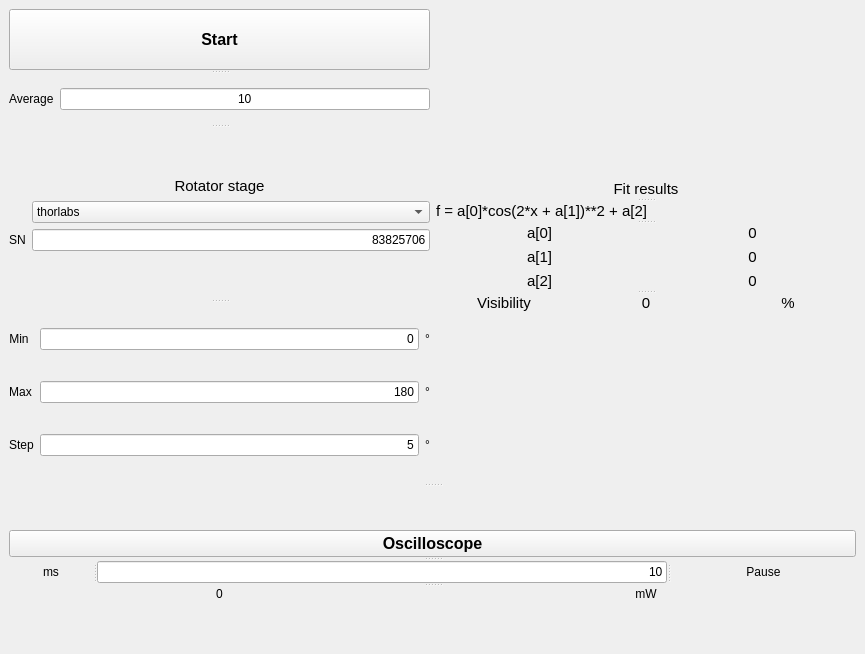
Above: vis.ui from qLuxor/pylabtools before the change. Below: the same form after it.
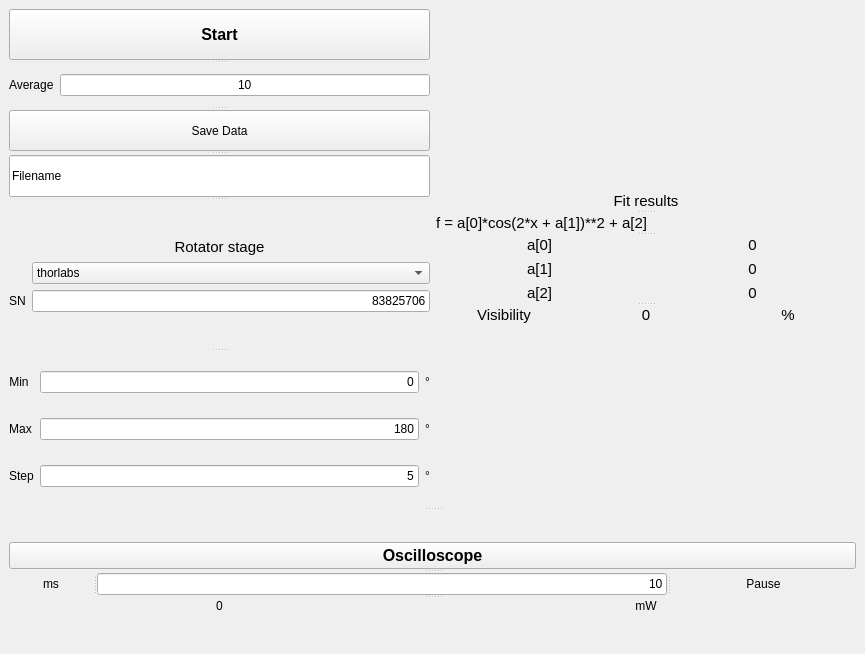
That is the form after the change.

Commit message: Button for saving data added to vis

Patch:
```diff
--- a/vis.ui
+++ b/vis.ui
@@ -67,6 +67,16 @@
              </item>
             </layout>
            </widget>
+           <widget class="QPushButton" name="btnSaveData">
+            <property name="text">
+             <string>Save Data</string>
+            </property>
+           </widget>
+           <widget class="QLineEdit" name="txtFileName">
+            <property name="text">
+             <string>Filename</string>
+            </property>
+           </widget>
           </widget>
           <widget class="QSplitter" name="splitter">
            <property name="orientation">
```
The commit also changes 1 other file.
